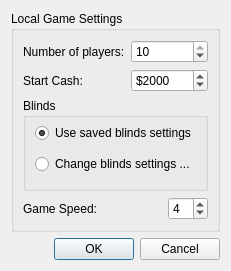
pokerth/pokerth, file src/gui/qt/gui_800x480/newgamedialog_800x480.ui: the form before one commit.
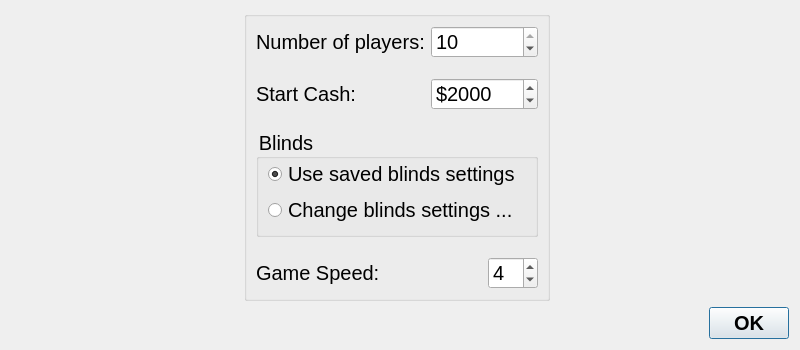
The form after the commit.

Diff of the .ui file:
```diff
--- a/src/gui/qt/gui_800x480/newgamedialog_800x480.ui
+++ b/src/gui/qt/gui_800x480/newgamedialog_800x480.ui
@@ -6,18 +6,33 @@
    <rect>
     <x>0</x>
     <y>0</y>
-    <width>225</width>
-    <height>271</height>
+    <width>800</width>
+    <height>350</height>
    </rect>
   </property>
+  <property name="minimumSize">
+   <size>
+    <width>800</width>
+    <height>350</height>
+   </size>
+  </property>
+  <property name="maximumSize">
+   <size>
+    <width>800</width>
+    <height>350</height>
+   </size>
+  </property>
   <property name="windowTitle">
    <string>Start Local Game</string>
   </property>
+  <property name="styleSheet">
+   <string notr="true">QObject {font: 20px}</string>
+  </property>
   <layout class="QGridLayout">
-   <item row="0" column="0">
+   <item row="1" column="1">
     <widget class="QGroupBox" name="groupBox">
      <property name="title">
-      <string>Local Game Settings</string>
+      <string/>
      </property>
      <layout class="QGridLayout">
       <item row="0" column="0">
@@ -43,7 +58,7 @@
         </property>
        </widget>
       </item>
-      <item row="1" column="0">
+      <item row="2" column="0">
        <widget class="QLabel" name="label_2">
         <property name="text">
          <string>Start Cash:</string>
@@ -53,7 +68,7 @@
         </property>
        </widget>
       </item>
-      <item row="1" column="1" colspan="2">
+      <item row="2" column="1" colspan="2">
        <widget class="QSpinBox" name="spinBox_startCash">
         <property name="prefix">
          <string>$</string>
@@ -72,7 +87,7 @@
         </property>
        </widget>
       </item>
-      <item row="2" column="0" colspan="3">
+      <item row="4" column="0" colspan="3">
        <widget class="QGroupBox" name="groupBox_2">
         <property name="title">
          <string>Blinds</string>
@@ -101,7 +116,7 @@
         </layout>
        </widget>
       </item>
-      <item row="3" column="0" colspan="2">
+      <item row="6" column="0" colspan="2">
        <widget class="QLabel" name="label_5">
         <property name="text">
          <string>Game Speed:</string>
@@ -111,7 +126,7 @@
         </property>
        </widget>
       </item>
-      <item row="3" column="2">
+      <item row="6" column="2">
        <widget class="QSpinBox" name="spinBox_gameSpeed">
         <property name="minimum">
          <number>1</number>
@@ -124,19 +139,100 @@
         </property>
        </widget>
       </item>
+      <item row="3" column="0">
+       <spacer name="verticalSpacer">
+        <property name="orientation">
+         <enum>Qt::Vertical</enum>
+        </property>
+        <property name="sizeHint" stdset="0">
+         <size>
+          <width>20</width>
+          <height>40</height>
+         </size>
+        </property>
+       </spacer>
+      </item>
+      <item row="5" column="0">
+       <spacer name="verticalSpacer_2">
+        <property name="orientation">
+         <enum>Qt::Vertical</enum>
+        </property>
+        <property name="sizeHint" stdset="0">
+         <size>
+          <width>20</width>
+          <height>40</height>
+         </size>
+        </property>
+       </spacer>
+      </item>
+      <item row="1" column="0">
+       <spacer name="verticalSpacer_3">
+        <property name="orientation">
+         <enum>Qt::Vertical</enum>
+        </property>
+        <property name="sizeHint" stdset="0">
+         <size>
+          <width>20</width>
+          <height>40</height>
+         </size>
+        </property>
+       </spacer>
+      </item>
      </layout>
     </widget>
    </item>
-   <item row="1" column="0">
+   <item row="2" column="1" colspan="2">
     <widget class="QDialogButtonBox" name="buttonBox">
+     <property name="styleSheet">
+      <string notr="true">QObject {font: bold 20px}</string>
+     </property>
      <property name="orientation">
       <enum>Qt::Horizontal</enum>
      </property>
      <property name="standardButtons">
-      <set>QDialogButtonBox::Cancel|QDialogButtonBox::Ok</set>
+      <set>QDialogButtonBox::Ok</set>
      </property>
     </widget>
    </item>
+   <item row="1" column="0">
+    <spacer name="horizontalSpacer">
+     <property name="orientation">
+      <enum>Qt::Horizontal</enum>
+     </property>
+     <property name="sizeHint" stdset="0">
+      <size>
+       <width>40</width>
+       <height>20</height>
+      </size>
+     </property>
+    </spacer>
+   </item>
+   <item row="1" column="2">
+    <spacer name="horizontalSpacer_2">
+     <property name="orientation">
+      <enum>Qt::Horizontal</enum>
+     </property>
+     <property name="sizeHint" stdset="0">
+      <size>
+       <width>40</width>
+       <height>20</height>
+      </size>
+     </property>
+    </spacer>
+   </item>
+   <item row="0" column="1">
+    <spacer name="verticalSpacer_4">
+     <property name="orientation">
+      <enum>Qt::Vertical</enum>
+     </property>
+     <property name="sizeHint" stdset="0">
+      <size>
+       <width>20</width>
+       <height>40</height>
+      </size>
+     </property>
+    </spacer>
+   </item>
   </layout>
  </widget>
  <tabstops>
```
